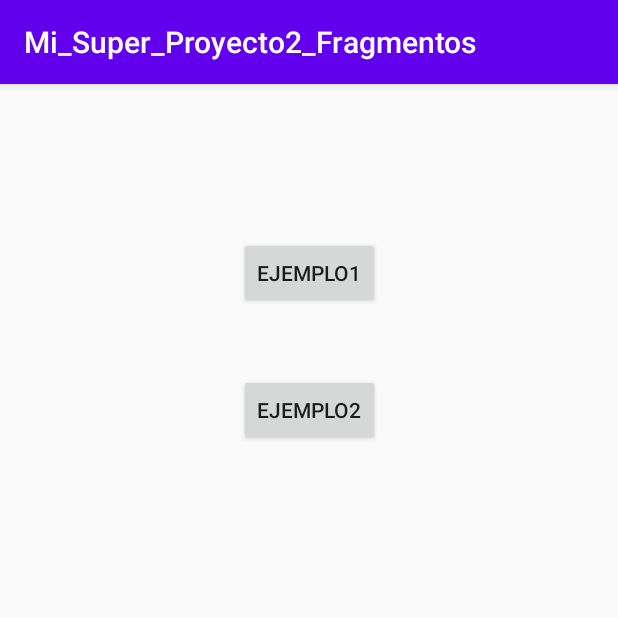
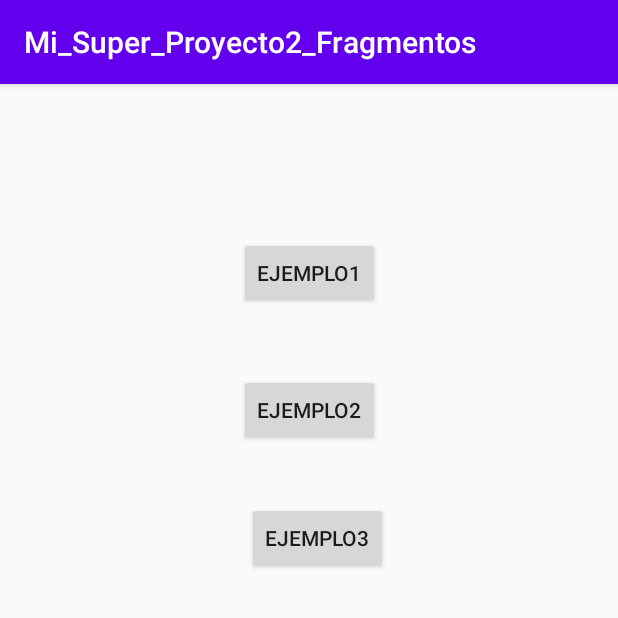
Before and after one commit to WCNosliwsys/Mi_Super_Proyecto2_Fragmentos, an Android app: the screen it shows after launch (EjemplosFragment), on a phone screen of 412 x 824 dp, the top half of it. Run offline under Robolectric (Android 15) with nearby library versions, the phone set to English and light mode, and no system bars.

Commit message:
Añadiendo ejemplo3 caso vertical y horizontal usando fragmentos en recyclerview

```diff
--- a/app/src/main/AndroidManifest.xml
+++ b/app/src/main/AndroidManifest.xml
@@ -9,7 +9,8 @@
         android:roundIcon="@mipmap/ic_launcher_round"
         android:supportsRtl="true"
         android:theme="@style/AppTheme">
-        <activity android:name=".DetalleCorreo"></activity>
+        <activity android:name=".MainFragmentCorreo"></activity>
+        <activity android:name=".DetalleCorreo" />
         <activity android:name=".ejemplo1.MainActivity" />
         <activity android:name=".ListaCorreo" />
         <activity android:name=".EjemplosFragment$MainActivity" />
--- a/app/src/main/java/com/ditec/mi_super_proyecto2_fragmentos/AdapterCorreo.java
+++ b/app/src/main/java/com/ditec/mi_super_proyecto2_fragmentos/AdapterCorreo.java
@@ -35,7 +35,11 @@ public class AdapterCorreo  extends RecyclerView.Adapter<AdapterCorreo.ViewHolde
                 intent.putExtra("texto",datos[i].getTexto());
                 intent.putExtra("de",datos[i].getDe());
                 intent.putExtra("asunto",datos[i].getAsunto());
-                micontext.startActivity(intent);
+                try {
+                    ((MainFragmentCorreo) micontext).mostrarDetalle(datos[i].getTexto());
+                } catch (Exception e){
+                    micontext.startActivity(intent);
+                }
             }
         });
     }
--- a/app/src/main/java/com/ditec/mi_super_proyecto2_fragmentos/EjemplosFragment.java
+++ b/app/src/main/java/com/ditec/mi_super_proyecto2_fragmentos/EjemplosFragment.java
@@ -37,4 +37,7 @@ public class EjemplosFragment extends AppCompatActivity {
     }
 
 
+    public void ejemplo3(View view) {
+        startActivity(new Intent(this, MainFragmentCorreo.class));
+    }
 }
--- a/app/src/main/res/layout/activity_ejemplos_fragment.xml
+++ b/app/src/main/res/layout/activity_ejemplos_fragment.xml
@@ -11,20 +11,32 @@
         android:layout_width="wrap_content"
         android:layout_height="wrap_content"
         android:layout_marginTop="102dp"
+        android:onClick="ejemplo1"
         android:text="Ejemplo1"
         app:layout_constraintEnd_toEndOf="parent"
         app:layout_constraintStart_toStartOf="parent"
-        app:layout_constraintTop_toTopOf="parent"
-        android:onClick="ejemplo1"/>
+        app:layout_constraintTop_toTopOf="parent" />
 
     <Button
-        android:onClick="ejemplo2"
         android:id="@+id/button2"
         android:layout_width="wrap_content"
         android:layout_height="wrap_content"
         android:layout_marginTop="43dp"
+        android:onClick="ejemplo2"
         android:text="Ejemplo2"
         app:layout_constraintEnd_toEndOf="parent"
         app:layout_constraintStart_toStartOf="parent"
         app:layout_constraintTop_toBottomOf="@+id/button" />
+
+    <Button
+        android:onClick="ejemplo3"
+        android:id="@+id/button3"
+        android:layout_width="wrap_content"
+        android:layout_height="wrap_content"
+        android:layout_marginStart="5dp"
+        android:layout_marginLeft="5dp"
+        android:layout_marginTop="37dp"
+        android:text="Ejemplo3"
+        app:layout_constraintStart_toStartOf="@+id/button2"
+        app:layout_constraintTop_toBottomOf="@+id/button2" />
 </androidx.constraintlayout.widget.ConstraintLayout>
--- /dev/null
+++ b/app/src/main/res/layout/activity_main_fragment_correo.xml
@@ -0,0 +1,6 @@
+<?xml version="1.0" encoding="utf-8"?>
+<fragment xmlns:android="http://schemas.android.com/apk/res/android"
+    class="com.ditec.mi_super_proyecto2_fragmentos.ListaCorreoFragment"
+    android:id="@+id/FrgListado"
+    android:layout_width="match_parent"
+    android:layout_height="match_parent" />
```
Also changed, not shown: app/src/main/java/com/ditec/mi_super_proyecto2_fragmentos/DetalleCorreoFragment.java (added, +23 -0 lines), app/src/main/java/com/ditec/mi_super_proyecto2_fragmentos/ListaCorreoFragment.java (added, +36 -0 lines), app/src/main/java/com/ditec/mi_super_proyecto2_fragmentos/MainFragmentCorreo.java (added, +17 -0 lines), app/src/main/res/layout-land/activity_main_fragment_correo.xml (added, +17 -0 lines).
